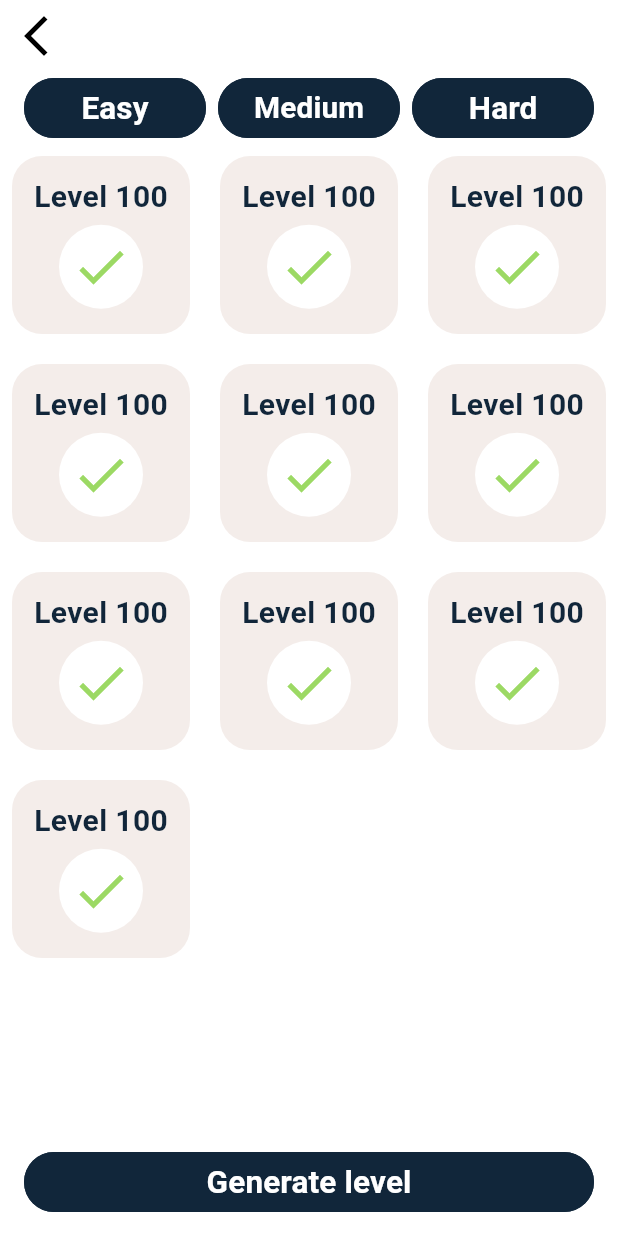
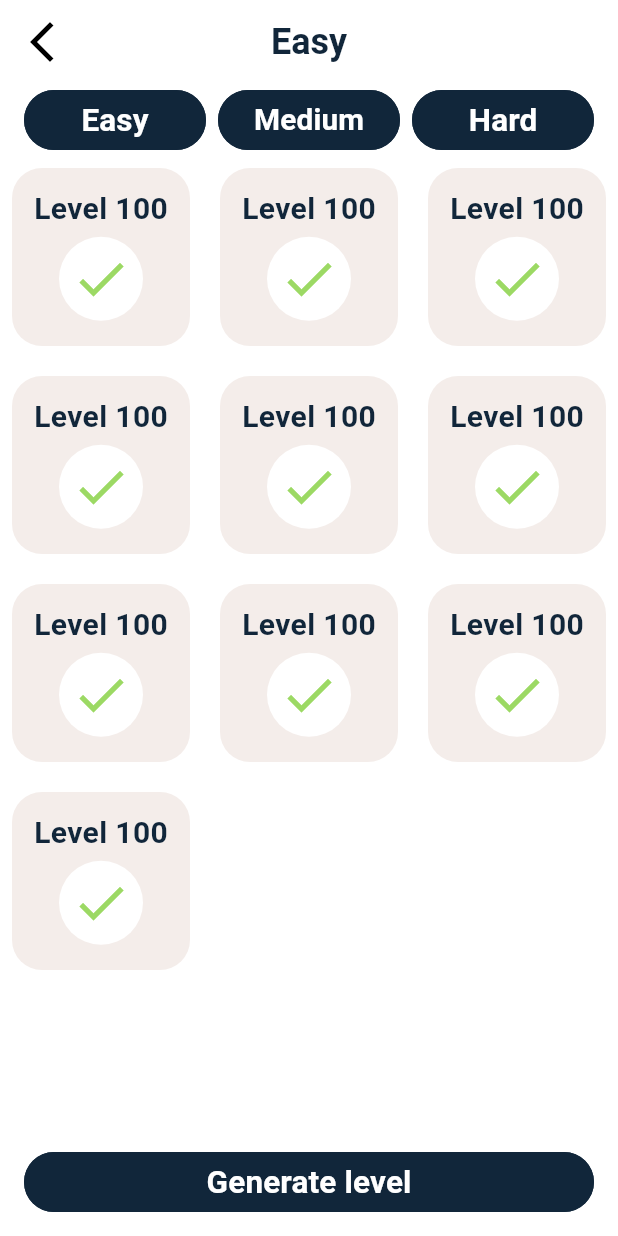
Before and after one commit to NikodemWojtczak/sudoku, a Flutter app: the screen it shows after launch, after a tap on "Play", on a phone screen of 412 x 824 dp. Run offline on Flutter 3.47's test engine with Material 2 defaults, Android fonts, the phone set to English and light mode, and no system bars; our stand-ins replace get, theme_provider.

Commit message:
23.11.2023

```diff
--- a/lib/controllers/pages/pg_choosing_level_controller.dart
+++ b/lib/controllers/pages/pg_choosing_level_controller.dart
@@ -1,6 +1,14 @@
 import 'package:get/get.dart';
 
+enum Levels { hard, medium, easy }
+
 class PgChoosingLevelController extends GetxController {
+  Rx<Levels> currentLevel = Levels.easy.obs;
+
+  onClickChangeLevel(Levels inputCurrentLevel) {
+    currentLevel.value = inputCurrentLevel;
+  }
+
   onClickPlayButton() {}
 
   onClickAlgorythmsButton() {}
--- a/lib/main.dart
+++ b/lib/main.dart
@@ -3,6 +3,8 @@ import 'package:get/get.dart';
 import 'package:sudoku/controllers/pages/pg_algorythms_controller.dart';
 import 'package:sudoku/controllers/pages/pg_choosing_level_controller.dart';
 import 'package:sudoku/controllers/pages/pg_dashboard_controller.dart';
+import 'package:sudoku/controllers/pages/pg_sudoku_game_controller.dart';
+import 'package:sudoku/controllers/sudoku_game_controller.dart';
 import 'package:sudoku/controllers/theme_controller.dart';
 import 'package:sudoku/routes.dart';
 import 'package:sudoku/pages.dart';
@@ -34,8 +36,10 @@ void main() {
 }
 
 resourcesStartupInitialization() {
-  Get.lazyPut(() => DashboardPageController());
-  Get.lazyPut(() => PgAlgorythmsController());
-  Get.lazyPut(() => PgChoosingLevelController());
+  Get.lazyPut(() => DashboardPageController(), fenix: true);
+  Get.lazyPut(() => PgAlgorythmsController(), fenix: true);
+  Get.lazyPut(() => SudokuGamePgController(), fenix: true);
+  Get.lazyPut(() => PgChoosingLevelController(), fenix: true);
+  Get.put(SudokuGameController());
   Get.put(ThemesController());
 }
--- /dev/null
+++ b/lib/models/game_model.dart
@@ -0,0 +1 @@
+class GameData {}
--- a/lib/pages/pg_choosing_level.dart
+++ b/lib/pages/pg_choosing_level.dart
@@ -1,7 +1,10 @@
+import 'dart:developer';
+
 import 'package:flutter/material.dart';
 import 'package:get/get.dart';
 import 'package:sudoku/controllers/pages/pg_choosing_level_controller.dart';
 import 'package:sudoku/widgets/buttons_widget.dart';
+import 'package:sudoku/widgets/text_widgets.dart';
 
 class PgChosingLevel extends GetView<PgChoosingLevelController> {
   const PgChosingLevel({super.key});
@@ -9,31 +12,39 @@ class PgChosingLevel extends GetView<PgChoosingLevelController> {
   @override
   Widget build(BuildContext context) {
     return Scaffold(
+      appBar: AppBar(
+        centerTitle: true,
+        leading: MyButtons.backButtonWidget(),
+        title: Obx(() => MyTextWidgets.titleText(
+            inputText:
+                controller.currentLevel.string.split('.')[1].capitalize ?? "")),
+      ),
       body: SafeArea(
         child: Column(
           children: [
-            Row(
-              children: [
-                MyButtons.backButtonWidget(),
-              ],
-            ),
             Padding(
               padding: const EdgeInsets.symmetric(horizontal: 16),
               child: Row(
                 children: [
                   Expanded(
                     child: MyButtons.mainButtonWidget(
-                        inputFunction: () {}, inputText: "Easy"),
+                        inputFunction: () =>
+                            controller.onClickChangeLevel(Levels.easy),
+                        inputText: "Easy"),
                   ),
-                  SizedBox(width: 8),
+                  const SizedBox(width: 8),
                   Expanded(
                     child: MyButtons.mainButtonWidget(
-                        inputFunction: () {}, inputText: "Medium"),
+                        inputFunction: () =>
+                            controller.onClickChangeLevel(Levels.medium),
+                        inputText: "Medium"),
                   ),
-                  SizedBox(width: 8),
+                  const SizedBox(width: 8),
                   Expanded(
                     child: MyButtons.mainButtonWidget(
-                        inputFunction: () {}, inputText: "Hard"),
+                        inputFunction: () =>
+                            controller.onClickChangeLevel(Levels.hard),
+                        inputText: "Hard"),
                   ),
                 ],
               ),
@@ -50,7 +61,11 @@ class PgChosingLevel extends GetView<PgChoosingLevelController> {
                     mainAxisSpacing: 20),
                 itemBuilder: (BuildContext context, int index) {
                   return MyButtons.levelButtonWidget(
-                      isFinished: true, numberOfLevel: 100);
+                      function: () {
+                        log("dupa");
+                      },
+                      isFinished: true,
+                      numberOfLevel: 100);
                 },
               ),
             )),
--- a/lib/widgets/buttons_widget.dart
+++ b/lib/widgets/buttons_widget.dart
@@ -30,9 +30,11 @@ class MyButtons {
   }
 
   static Widget levelButtonWidget(
-      {required bool isFinished, required int numberOfLevel}) {
+      {required Function function,
+      required bool isFinished,
+      required int numberOfLevel}) {
     return GestureDetector(
-      onTap: () {},
+      onTap: () => function,
       child: Container(
         decoration: BoxDecoration(
           borderRadius: BorderRadius.circular(20),
--- a/lib/widgets/text_widgets.dart
+++ b/lib/widgets/text_widgets.dart
@@ -17,4 +17,12 @@ class MyTextWidgets {
           color: MyColors.primary, fontWeight: FontWeight.bold, fontSize: 20),
     );
   }
+
+  static Widget titleText({required String inputText}) {
+    return Text(
+      inputText,
+      style: TextStyle(
+          color: MyColors.primary, fontWeight: FontWeight.bold, fontSize: 24),
+    );
+  }
 }
```
Also changed, not shown: lib/assets/random_numbers.csv (added, +10 -0 lines), lib/controllers/pages/pg_sudoku_game_controller.dart (added, +12 -0 lines), lib/controllers/sudoku_game_controller.dart (added, +7 -0 lines), lib/pages/pg_sudoku_game.dart (added, +14 -0 lines).
